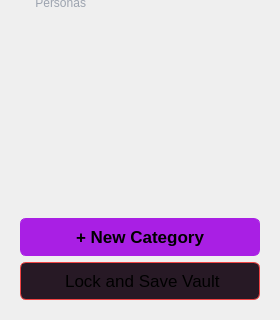
Before: the Qt Designer form src/sideBar/categoriesselection.ui in Keypr-org/qt_client, drawn with Qt 5; both pictures show x 0 to 280 and y 264 to 584 of the 280 by 584 pixel window.
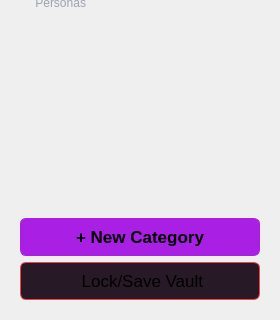
After: the same form once the commit is applied. Icons and pictures are not drawn. Custom widgets are drawn as their Qt base class.

Commit message: [Fix]; fix font size

The edit to the form file:
```diff
--- a/src/sideBar/categoriesselection.ui
+++ b/src/sideBar/categoriesselection.ui
@@ -287,7 +287,7 @@
 }</string>
      </property>
      <property name="text">
-      <string> Lock and Save Vault</string>
+      <string> Lock/Save Vault</string>
      </property>
      <property name="icon">
       <iconset resource="../../resources.qrc">
```
The commit also changes 1 other file.
